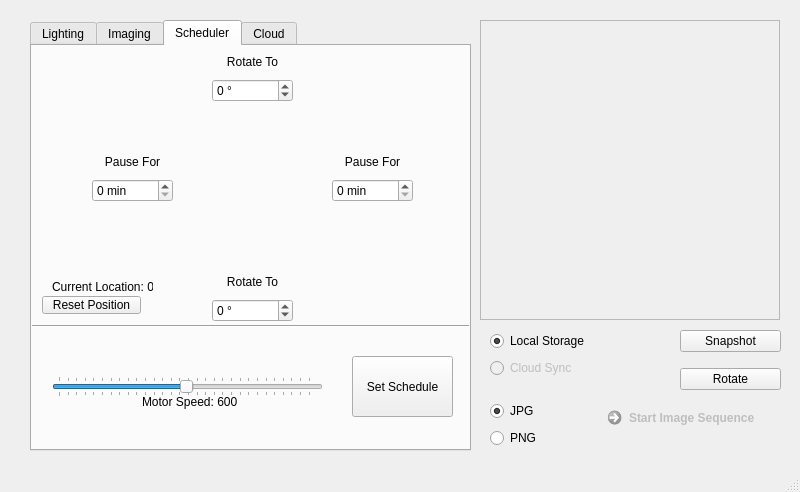
Above: _ui/FlashLapse_CP.ui from CoSE-Jerry/Flashlapse_NEO before the change. Below: the same form after it.
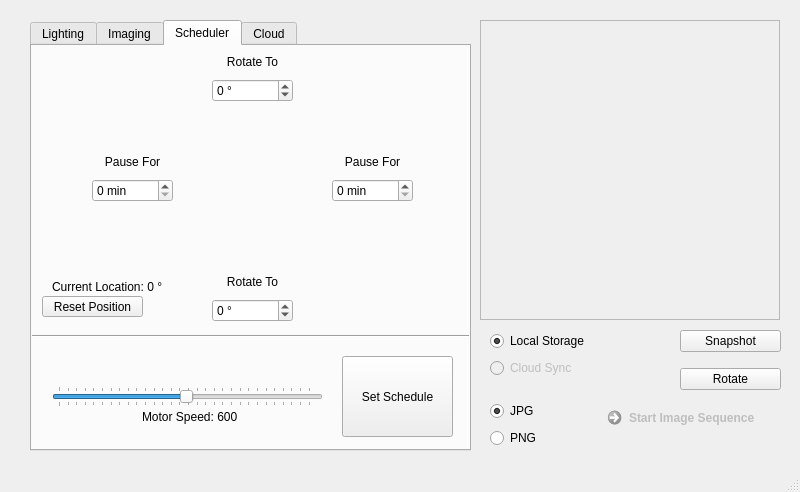
That is the form after the change. Icons and pictures are not drawn.

Diff of the .ui file:
```diff
--- a/_ui/FlashLapse_CP.ui
+++ b/_ui/FlashLapse_CP.ui
@@ -1046,7 +1046,7 @@
       <property name="geometry">
        <rect>
         <x>-10</x>
-        <y>270</y>
+        <y>280</y>
         <width>461</width>
         <height>21</height>
        </rect>
@@ -1058,10 +1058,10 @@
      <widget class="QPushButton" name="Start_Scheduler">
       <property name="geometry">
        <rect>
-        <x>320</x>
+        <x>310</x>
         <y>310</y>
-        <width>101</width>
-        <height>61</height>
+        <width>111</width>
+        <height>81</height>
        </rect>
       </property>
       <property name="text">
@@ -1072,9 +1072,9 @@
       <property name="geometry">
        <rect>
         <x>110</x>
-        <y>340</y>
+        <y>360</y>
         <width>121</width>
-        <height>31</height>
+        <height>21</height>
        </rect>
       </property>
       <property name="text">
@@ -1085,7 +1085,7 @@
       <property name="geometry">
        <rect>
         <x>20</x>
-        <y>330</y>
+        <y>340</y>
         <width>271</width>
         <height>21</height>
        </rect>
@@ -1123,7 +1123,7 @@
        <rect>
         <x>20</x>
         <y>230</y>
-        <width>101</width>
+        <width>111</width>
         <height>21</height>
        </rect>
       </property>
@@ -1136,8 +1136,8 @@
        <rect>
         <x>10</x>
         <y>250</y>
-        <width>99</width>
-        <height>18</height>
+        <width>101</width>
+        <height>21</height>
        </rect>
       </property>
       <property name="text">
```
